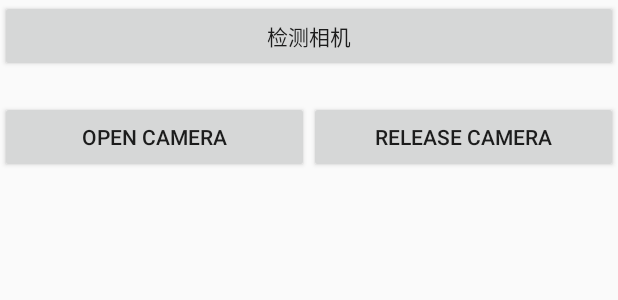
After one commit to GitYangsh/test, an Android app: the layout activity_camera.xml on its own in the app's theme, with its tools: preview values and no code run, on a phone screen of 412 x 824 dp. The commit adds this screen. Shown: the top 300 px of the screen. Run offline under Robolectric (Android 15) with nearby library versions, the phone set to English and light mode, and no system bars.

Commit message:
提交代码

```diff
--- a/app/src/main/java/com/example/ysh/myapplication/activity/EditActivity.java
+++ b/app/src/main/java/com/example/ysh/myapplication/activity/EditActivity.java
@@ -46,7 +46,7 @@ public class EditActivity extends AppCompatActivity implements View.OnClickListe
         editText.setText("白鸽");
         String chapter = "这个念头激起他五十四年来清白无疵的自尊心，使他豁然一惊。他忽然看见那些鸽子变成六百家嗷嗷待哺的客户，其中有几家是孤苦无依的老寡妇，靠亡夫留下的一点薄产，节衣缩食地活着：其中有一只鸽子是魏尔德小姐。羞恶之心，不禁油然而生。他回过头来，跑回公司；虽然他的心里还有一个声音在讥嘲他重投樊笼，为人役使，太不聪明；但是他的意念趋于坚定。他为那个喂鸽子的人祝福，因为那个人把他从噩梦中拯救出来，使他及时省悟。他要从头拾起那位爱玫瑰的人给予他的爱，他得到一个新生的机会。此时，那个喂鸽子的人还在公园里；陶柏蒙茫然地环视四周，回过头来，看见一只肥美的鸽子正在他掌中吃得高兴；……\n\u3000\u3000";
         StringBuilder sb = new StringBuilder();
-        for (int i = 0; i < 50; i++) {
+        for (int i = 0; i < 3; i++) {
             sb.append(chapter);
         }
         mAuthorEditText.append(sb.toString());
--- /dev/null
+++ b/app/src/main/res/layout/activity_camera.xml
@@ -0,0 +1,43 @@
+<?xml version="1.0" encoding="utf-8"?>
+<LinearLayout xmlns:android="http://schemas.android.com/apk/res/android"
+              android:orientation="vertical"
+              android:layout_width="match_parent"
+              android:layout_height="match_parent">
+
+    <Button
+        android:id="@+id/camera_check_btn"
+        android:layout_width="match_parent"
+        android:layout_height="wrap_content"
+        android:text="检测相机"/>
+
+    <TextView
+        android:id="@+id/camera_info_tv"
+        android:layout_width="match_parent"
+        android:layout_height="wrap_content"/>
+
+    <LinearLayout
+        android:layout_width="match_parent"
+        android:layout_height="wrap_content"
+        android:layout_gravity="bottom">
+
+        <Button
+            android:id="@+id/camera_open_btn"
+            android:layout_width="0dp"
+            android:layout_weight="1"
+            android:layout_height="wrap_content"
+            android:text="open camera"/>
+
+        <Button
+            android:id="@+id/camera_release_btn"
+            android:layout_width="0dp"
+            android:layout_weight="1"
+            android:layout_height="wrap_content"
+            android:text="release camera"/>
+    </LinearLayout>
+
+    <FrameLayout
+        android:id="@+id/camera_preview"
+        android:layout_width="match_parent"
+        android:layout_height="match_parent">
+    </FrameLayout>
+</LinearLayout>
```
Also changed, not shown: app/src/main/AndroidManifest.xml (+11 -0 lines), app/src/main/java/com/example/ysh/myapplication/activity/CameraActivity.java (added, +265 -0 lines), app/src/main/java/com/example/ysh/myapplication/activity/MainActivity.java (+4 -11 lines), app/src/main/java/com/example/ysh/myapplication/view/CameraPreview.java (added, +89 -0 lines), app/src/main/res/layout/activity_main.xml (+0 -8 lines).
